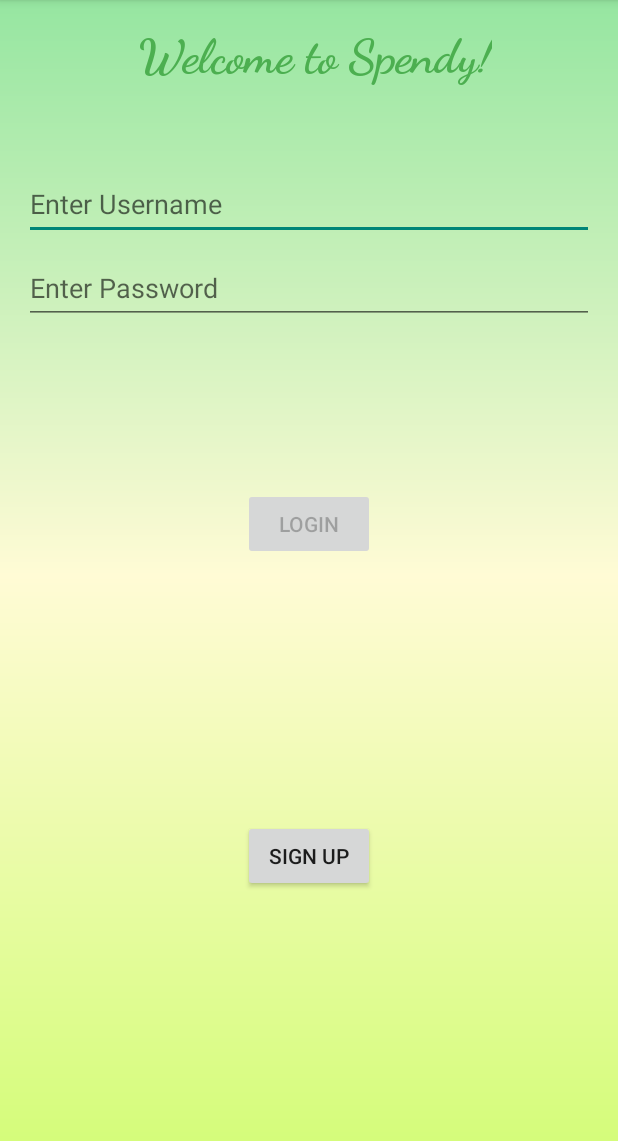
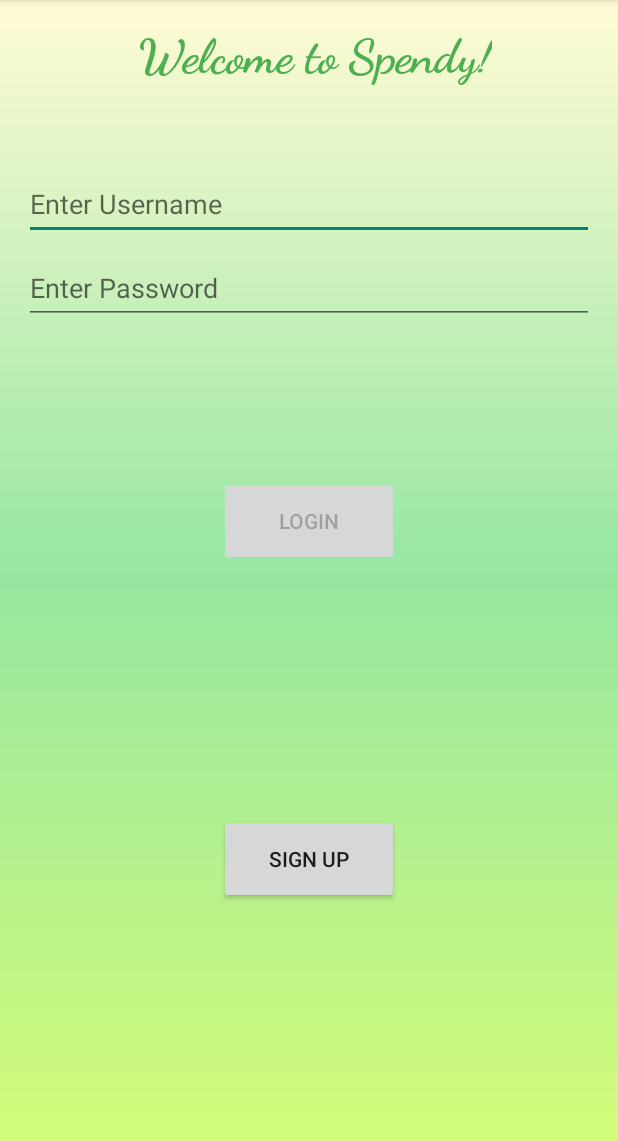
Before and after one commit to AiyappaND/SpendyBuddy, an Android app: the screen it shows after launch (LoginActivity), on a phone screen of 412 x 824 dp, the part 84-1225 px from its top. Run offline under Robolectric (Android 15) with nearby library versions, the light colour scheme and no system bars; our stand-ins replace Firebase (no records; nobody signed in at launch, a user with empty details on screens opened directly).

Commit message:
fix actionable issue

```diff
--- a/app/src/main/res/layout-land/activity_transaction.xml
+++ b/app/src/main/res/layout-land/activity_transaction.xml
@@ -157,6 +157,7 @@
         android:layout_height="40dp"
         android:layout_marginTop="130dp"
         android:imeOptions="actionDone"
+        android:textSize="25dp"
         android:inputType="text"
         android:textColor="#36BFAF"
         app:layout_constraintBottom_toBottomOf="parent"
--- a/app/src/main/res/layout/activity_income.xml
+++ b/app/src/main/res/layout/activity_income.xml
@@ -31,6 +31,8 @@
         android:layout_height="wrap_content"
         android:background="@null"
         android:gravity="center"
+        android:imeOptions="actionDone"
+        android:inputType="text"
         android:hint="$0"
         android:textColor="#36BFAF"
         android:textSize="30dp"
@@ -92,6 +94,9 @@
         android:layout_width="322dp"
         android:layout_height="52dp"
         android:hint="Please Enter Note"
+        android:textSize="25dp"
+        android:imeOptions="actionDone"
+        android:inputType="text"
         android:textColor="#36BFAF"
         app:layout_constraintBottom_toBottomOf="parent"
         app:layout_constraintEnd_toEndOf="parent"
--- a/app/src/main/res/layout/activity_login.xml
+++ b/app/src/main/res/layout/activity_login.xml
@@ -59,8 +59,8 @@
 
     <Button
         android:id="@+id/login"
-        android:layout_width="wrap_content"
-        android:layout_height="wrap_content"
+        android:layout_width="120dp"
+        android:layout_height="60dp"
         android:layout_gravity="start"
         android:layout_marginTop="16dp"
         android:layout_marginBottom="64dp"
@@ -75,8 +75,8 @@
 
     <Button
         android:id="@+id/signup"
-        android:layout_width="wrap_content"
-        android:layout_height="wrap_content"
+        android:layout_width="120dp"
+        android:layout_height="60dp"
         android:layout_gravity="start"
         android:layout_marginTop="16dp"
         android:layout_marginBottom="64dp"
--- a/app/src/main/res/layout/activity_transaction.xml
+++ b/app/src/main/res/layout/activity_transaction.xml
@@ -172,6 +172,8 @@
         android:hint="@string/enter_note_hint"
         android:imeOptions="actionDone"
         android:inputType="text"
+        android:textSize="25dp"
+
         app:layout_constraintBottom_toBottomOf="parent"
         app:layout_constraintEnd_toEndOf="parent"
         app:layout_constraintHorizontal_bias="0.5"
--- a/app/src/main/res/values/colors.xml
+++ b/app/src/main/res/values/colors.xml
@@ -10,8 +10,8 @@
     <color name="white">#FFFFFFFF</color>
     <color name="green">#36BFAF</color>
     <color name="startGColor">#d4fc79</color>
-    <color name="centerGColor">#fffbd5</color>
-    <color name="endGColor">#96e6a1</color>
+    <color name="centerGColor">#96e6a1</color>
+    <color name="endGColor">#fffbd5</color>
 
     <!--    Color wheels for graph view -->
     <color name="color_one">#ef3c42</color>
```
